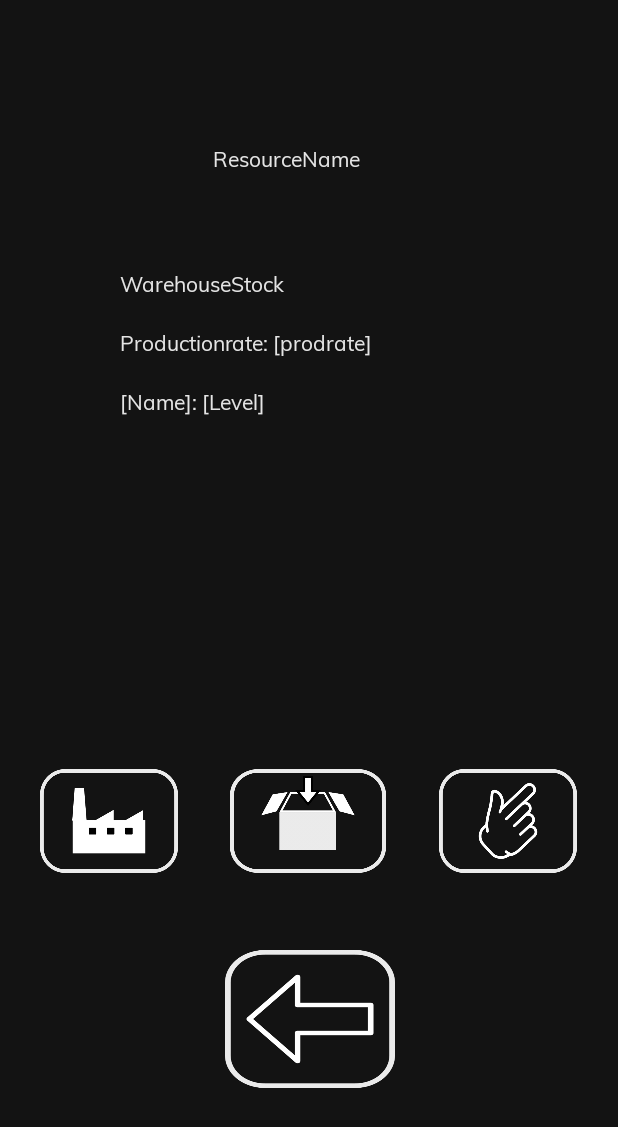
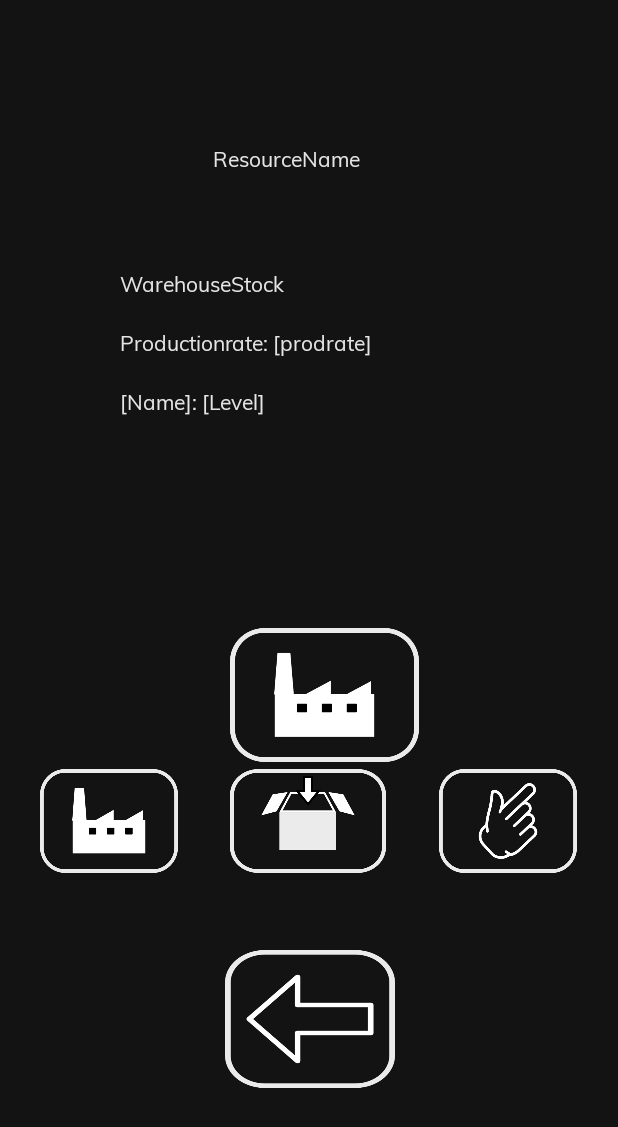
Before and after one commit to D45Hub/Futurum, an Android app: the ResourceViewActivity screen opened directly, with no data from a screen before it, on a phone screen of 412 x 824 dp. Shown: the top 1127 px of the screen. Run offline under Robolectric (Android 15) with nearby library versions, the phone set to English and light mode, and no system bars.

Commit message:
UI test git cleanup (#10)
Smaller UI Rework

Activity Fix

Co-authored-by: D45Hub <61849425+D45Hub@users.noreply.github.com>

```diff
--- a/app/src/main/java/com/futurumgame/base/ui/activities/FactoryManagerViewActivity.java
+++ b/app/src/main/java/com/futurumgame/base/ui/activities/FactoryManagerViewActivity.java
@@ -23,8 +23,6 @@ import com.futurumgame.base.factories.basic.WaterMill;
 import com.futurumgame.base.gameinternals.FactoryNode;
 import com.futurumgame.base.gameinternals.GameRoutine;
 import com.futurumgame.base.gameinternals.WareHouse;
-import com.futurumgame.base.resources.Resource;
-import com.futurumgame.base.resources.basic.Water;
 import com.futurumgame.base.ui.listeners.onclicklisteners.GoBackListener;
 import com.futurumgame.base.ui.listeners.onclicklisteners.GoToViewListener;
 import com.futurumgame.base.ui.listeners.onclicklisteners.UpgradeFactoryListener;
--- a/app/src/main/res/layout/resource_view.xml
+++ b/app/src/main/res/layout/resource_view.xml
@@ -112,4 +112,15 @@
         app:layout_constraintTop_toTopOf="parent"
         app:layout_constraintVertical_bias="0.679" />
 
+    <ImageButton
+        android:id="@+id/Collect"
+        android:layout_width="126dp"
+        android:layout_height="89dp"
+        android:layout_marginBottom="316dp"
+        android:background="@drawable/factory_button"
+        app:layout_constraintBottom_toBottomOf="parent"
+        app:layout_constraintEnd_toEndOf="parent"
+        app:layout_constraintHorizontal_bias="0.537"
+        app:layout_constraintStart_toStartOf="parent" />
+
 </androidx.constraintlayout.widget.ConstraintLayout>
```
